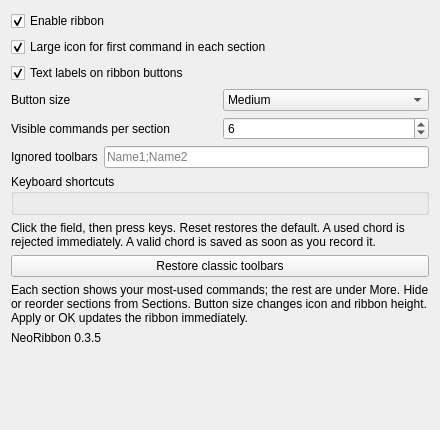
robdevtech/NeoRibbon, file Resources/ui/preferences.ui: the form before one commit.
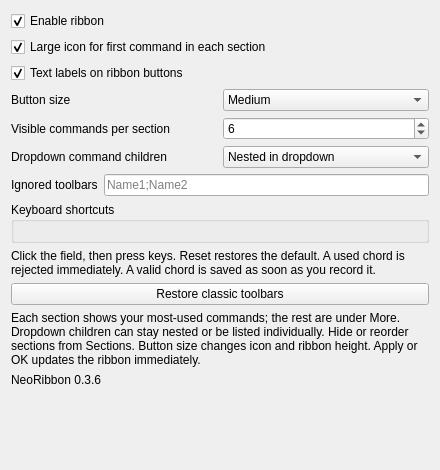
The form after the commit. Custom widgets are drawn as their Qt base class.

Commit message:
Show compound-command children in ribbon dropdowns.
Clone Rectangle/Arc-style child actions into NeoRibbon menus instead of reusing hidden toolbar QActions, and add a preference to list those children as separate buttons.

```diff
--- a/Resources/ui/preferences.ui
+++ b/Resources/ui/preferences.ui
@@ -7,7 +7,7 @@
     <x>0</x>
     <y>0</y>
     <width>440</width>
-    <height>430</height>
+    <height>470</height>
    </rect>
   </property>
   <property name="windowTitle">
@@ -134,6 +134,43 @@
      </item>
     </layout>
    </item>
+   <item>
+    <layout class="QHBoxLayout" name="childLayout">
+     <item>
+      <widget class="QLabel" name="labelChildCommands">
+       <property name="text">
+        <string>Dropdown command children</string>
+       </property>
+      </widget>
+     </item>
+     <item>
+      <widget class="Gui::PrefComboBox" name="comboChildCommandMode">
+       <property name="toolTip">
+        <string>Compound tools such as Rectangle keep Centered/Rounded in a dropdown, or list each child as its own ribbon button.</string>
+       </property>
+       <property name="currentIndex">
+        <number>0</number>
+       </property>
+       <property name="prefEntry" stdset="0">
+        <cstring>ChildCommandMode</cstring>
+       </property>
+       <property name="prefPath" stdset="0">
+        <cstring>Mod/NeoRibbon</cstring>
+       </property>
+       <item>
+        <property name="text">
+         <string>Nested in dropdown</string>
+        </property>
+       </item>
+       <item>
+        <property name="text">
+         <string>Listed individually</string>
+        </property>
+       </item>
+      </widget>
+     </item>
+    </layout>
+   </item>
    <item>
     <layout class="QHBoxLayout" name="ignoredLayout">
      <item>
@@ -189,7 +226,7 @@
    <item>
     <widget class="QLabel" name="labelHint">
      <property name="text">
-      <string>Each section shows your most-used commands; the rest are under More. Hide or reorder sections from Sections. Button size changes icon and ribbon height. Apply or OK updates the ribbon immediately.</string>
+      <string>Each section shows your most-used commands; the rest are under More. Dropdown children can stay nested or be listed individually. Hide or reorder sections from Sections. Button size changes icon and ribbon height. Apply or OK updates the ribbon immediately.</string>
      </property>
      <property name="wordWrap">
       <bool>true</bool>
@@ -199,7 +236,7 @@
    <item>
     <widget class="QLabel" name="labelVersion">
      <property name="text">
-      <string>NeoRibbon 0.3.5</string>
+      <string>NeoRibbon 0.3.6</string>
      </property>
      <property name="toolTip">
       <string>Installed addon version from package.xml</string>
```
The commit also changes 12 other files.
